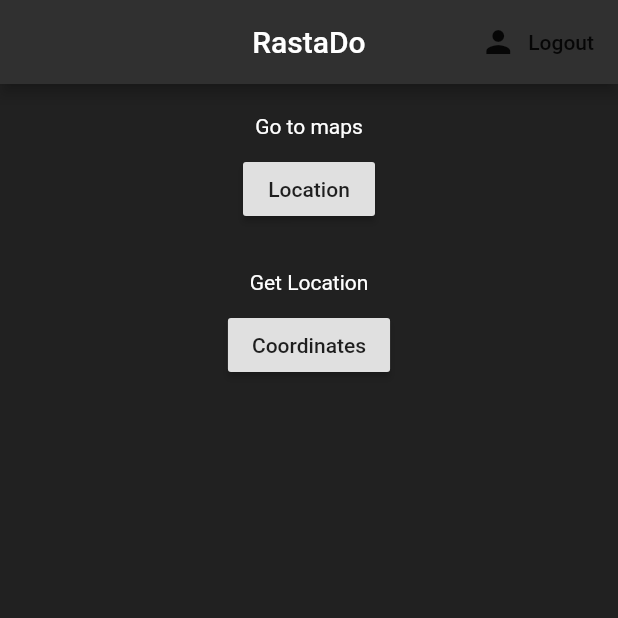
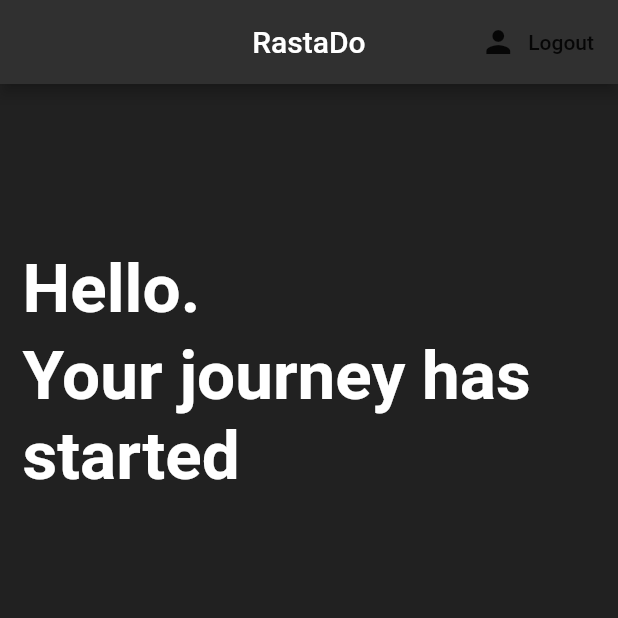
Before and after one commit to akshatmehta1906/Ambulance-Clearance, a Flutter app: the screen it shows once a user with an empty profile is signed in, on a phone screen of 412 x 824 dp, the top half of it. Run offline on Flutter 3.47's test engine with Material 2 defaults, Android fonts, the phone set to English and light mode, and no system bars; our stand-ins replace assets_audio_player, cloud_firestore, firebase_auth, flutter_map, flutter_spinkit, geolocator and 1 more; accounts and stored records are empty.

Commit message:
Update home.dart

```diff
--- a/ambulance/lib/home/home.dart
+++ b/ambulance/lib/home/home.dart
@@ -11,9 +11,6 @@ import 'package:ambulance/shared/constants.dart';
 import 'package:ambulance/shared/loading.dart';
 import 'package:ambulance/models/user.dart';
 
-
-
-
 class Home extends StatefulWidget {
   @override
   _HomeState createState() => _HomeState();
@@ -21,71 +18,6 @@ class Home extends StatefulWidget {
 
 class _HomeState extends State<Home> {
   final AuthService _auth = AuthService();
-
-  @override
-  Widget build(BuildContext context) {
-    return Scaffold(
-      backgroundColor: Colors.grey[900],
-      appBar: AppBar(
-        title: Text('RastaDo'),
-        centerTitle: true,
-        backgroundColor: Colors.grey[850],
-        actions: <Widget>[
-          FlatButton.icon(
-              onPressed: () async {
-                await _auth.signOut();
-              },
-              icon: Icon(Icons.person),
-              label: Text('Logout')),
-        ],
-      ),
-      body: Center(
-        child: Padding(
-          padding: const EdgeInsets.fromLTRB(10.0, 20.0, 10.0, 0.0),
-          child: Column(
-            children: <Widget>[
-              Text(
-                'Go to maps',
-                style: TextStyle(color: Colors.white),
-              ),
-              SizedBox(
-                height: 10.0,
-              ),
-              RaisedButton(
-                onPressed: () {
-                  Navigator.push(context,
-                      MaterialPageRoute(builder: (context) => flutterMap()));
-                },
-                child: Text('Location'),
-              ),
-              SizedBox(
-                height: 30.0,
-              ),
-              Text(
-                'Get Location',
-                style: TextStyle(color: Colors.white),
-              ),
-              SizedBox(
-                height: 10.0,
-              ),
-              RaisedButton(
-                onPressed: () {
-                  Navigator.push(
-                      context,
-                      MaterialPageRoute(
-                          builder: (context) => GeolocationExample()));
-                },
-                child: Text('Coordinates'),
-              ),
-            ],
-          ),
-        ),
-      ),
-    );
-  }
-}
-
-class GeolocationExampleState extends State {
   final _formKey = GlobalKey<FormState>();
   Geolocator _geolocator;
   Position _position;
@@ -144,12 +76,10 @@ class GeolocationExampleState extends State {
       setState(() {
         _position = newPosition;
       });
-//      await DatabaseService(uid: "XbyZRbkk4jUfgppZzCacALcgAiH3").updateUserData(
-//        'asdfgh ' ?? userData.name,
-//        _lat ?? userData.latitude,
-//        _long ?? userData.longitude,
-//      );
-      Firestore.instance.collection("ID").document("789IsAs3uthnB0Re1oZS9jpQ0Gz2").updateData({
+
+
+      Firestore.instance.collection("ID").document(
+          "6WJEVTcYWWPn6wY4SwsfaW7UGcv2").updateData({
         'longitude': _position.longitude.toDouble(),
         'latitude': _position.latitude.toDouble(),
       });
@@ -164,70 +94,92 @@ class GeolocationExampleState extends State {
     DatabaseService(uid: user.uid).userData;
     key:
     _formKey;
-    //UserData userData=snapshot.data;
 
-    // DatabaseService(uid: user.uid).updateUserData(
-    //     ' '?? userData.name,
-    //     _lat?? userData.latitude,
-    //     _long?? userData.longitude,);
 
     StreamBuilder<UserData>(
         stream: DatabaseService(uid: user.uid).userData,
         builder: (context, snapshot) {
           UserData userData = snapshot.data;
           DatabaseService(uid: user.uid).updateUserData(' ' ?? userData.name,
-              _lat ?? userData.latitude, _long ?? userData.longitude, 0 ?? userData.speed, 0 ?? userData.distance);
+              _lat ?? userData.latitude, _long ?? userData.longitude,
+              0 ?? userData.speed, 0 ?? userData.distance);
         });
   }
+
+
   @override
   Widget build(BuildContext context) {
-    final user = Provider.of<User>(context);
+    return Scaffold(
+        backgroundColor: Colors.grey[900],
+        appBar: AppBar(
+          title: Text('RastaDo'),
+          centerTitle: true,
+          backgroundColor: Colors.grey[850],
+          actions: <Widget>[
+            FlatButton.icon(
+                onPressed: () async {
+                  await _auth.signOut();
+                },
+                icon: Icon(Icons.person),
+                label: Text('Logout')),
+          ],
+        ),
 
-
-    return StreamBuilder<UserData>(
-        stream: DatabaseService(uid: user.uid).userData,
-        builder: (context, snapshot) {
-          UserData userData = snapshot.data;
-          return Scaffold(
-            appBar: AppBar(
-              title: Text('Coordinates'),
+        resizeToAvoidBottomPadding: false,
+        body: SafeArea
+          (
+            child: Column
+              (
+                crossAxisAlignment: CrossAxisAlignment.start,
+                children: <Widget>[
+                  Container
+                    (
+                    child: Stack
+                      (
+                      children: <Widget>[
+                        Container
+                          (
+                          padding: EdgeInsets.fromLTRB(15.0, 110.0, 0.0, 0.0),
+                          child: Text
+                            (
+                            'Hello.',
+                            style:
+                            TextStyle
+                              (
+                              fontSize: 45.0,
+                              fontWeight: FontWeight.bold,
+                              color: Colors.white,
                             ),
-            key: _formKey,
-            body: SafeArea(
-              child: Column(
-                children: <Widget>[
-                  Text('Latitude: '
-                      '${_position != null ? _position.latitude.toString() : '0'},'
-                      ' Longitude: ${_position != null ? _position.longitude.toString() : '0'}',),
-
-                  RaisedButton(
-                    color: Colors.pink,
-                    child: Text(
-                      'Back',
-                      style: TextStyle(color: Colors.white),
                           ),
-                    onPressed: () async {
-//                      {
-//                        await DatabaseService(uid: user.uid).updateUserData(
-//                          'asdfgh ' ?? userData.name,
-//                          _lat ?? userData.latitude,
-//                          _long ?? userData.longitude,
-//                        );
-                      Navigator.pop(context);
-//                      }
-                    },
                         ),
                       ],
                     ),
                   ),
+
+                  Container(
+                    child: Stack(
+                      children: <Widget>[
+                        Container(
+                          padding: EdgeInsets.fromLTRB(15.0, 5.0, 0.0, 0.0),
+                          child: Text(
+                            'Your journey has started',
+                            style:
+                            TextStyle(
+                              fontSize: 45.0,
+                              fontWeight: FontWeight.bold,
+                              color: Colors.white,
+                            ),
+                          ),
+                        ),
+                      ],
+                    ),
+                  ),
+
+
+                ]
+            )
+        )
     );
-        });
-  }
   }
 
-class GeolocationExample extends StatefulWidget {
-  @override
-  State<StatefulWidget> createState() {
-    return GeolocationExampleState();
 }
-}
```
Lines whose indentation alone changed are shown as unchanged.
